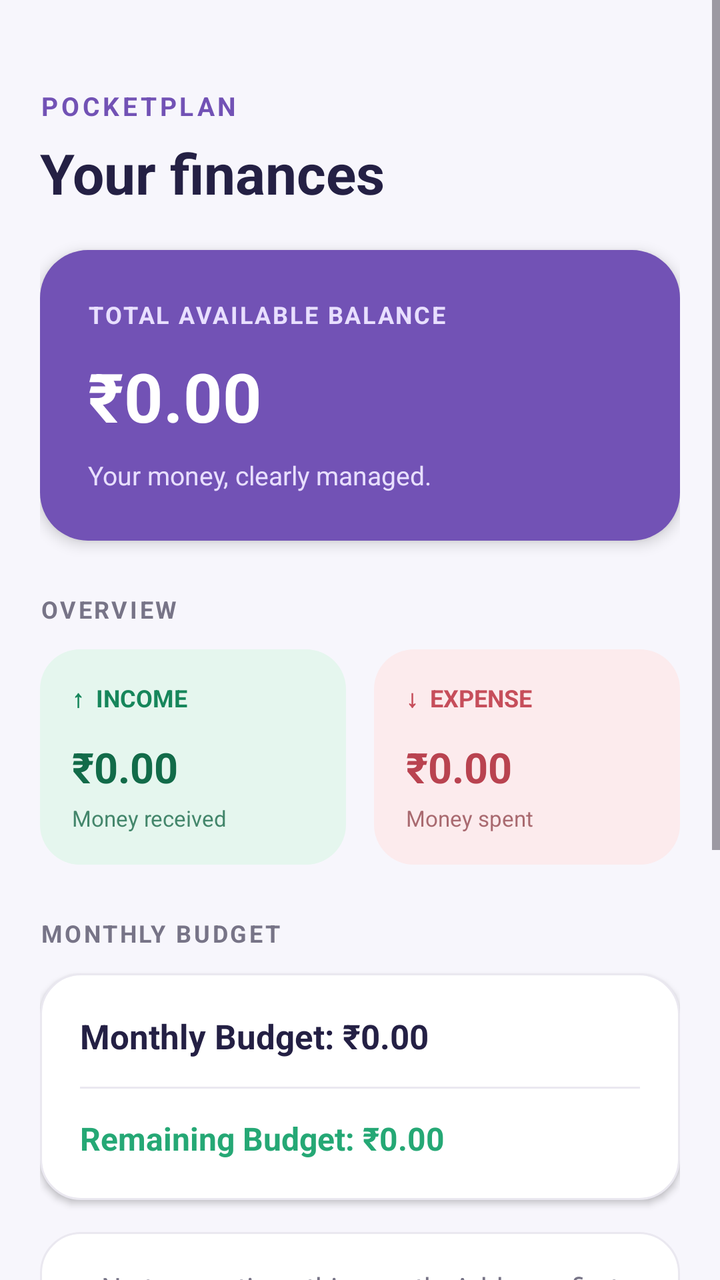
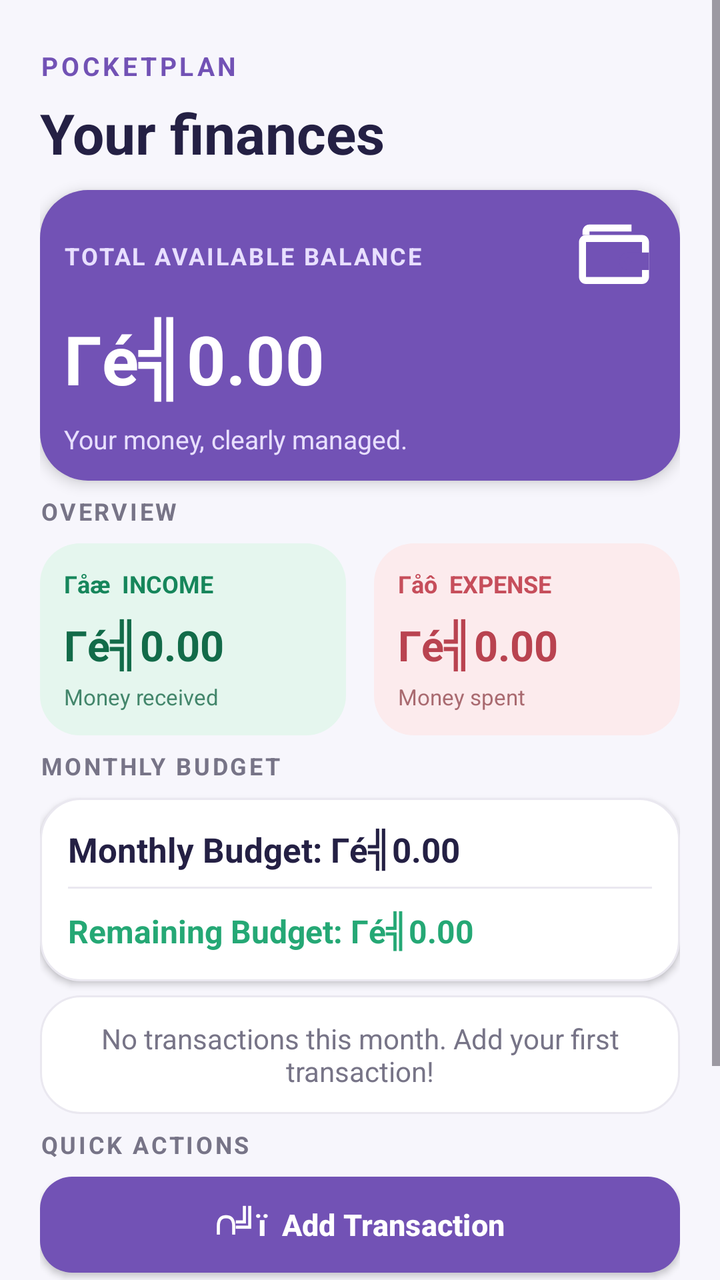

Compare the two renders of this Android layout. The source of the first and the diff that turns it into the second are given below.
<!-- AndroidManifest.xml: application theme Theme.PocketPlan -->
<!-- res/layout/fragment_dashboard.xml -->
<ScrollView xmlns:android="http://schemas.android.com/apk/res/android"
    android:layout_width="match_parent"
    android:layout_height="match_parent"
    android:background="@color/screen_background"
    android:fillViewport="true"
    android:clipToPadding="false">

    <LinearLayout
        android:layout_width="match_parent"
        android:layout_height="wrap_content"
        android:orientation="vertical"
        android:paddingStart="20dp" android:paddingTop="44dp" android:paddingEnd="20dp" android:paddingBottom="20dp">

        <TextView
            android:layout_width="wrap_content"
            android:layout_height="wrap_content"
            android:text="POCKETPLAN"
            android:textColor="@color/primary"
            android:textSize="13sp"
            android:textStyle="bold"
            android:letterSpacing="0.12"
            android:layout_marginBottom="6dp"/>

        <TextView
            android:layout_width="match_parent"
            android:layout_height="wrap_content"
            android:text="Your finances"
            android:textColor="@color/text_primary"
            android:textSize="28sp"
            android:textStyle="bold"
            android:fontFamily="sans"
            android:layout_marginBottom="20dp"/>

        <LinearLayout
            android:layout_width="match_parent"
            android:layout_height="wrap_content"
            android:orientation="vertical"
            android:background="@drawable/bg_pp_dashboard_hero"
            android:padding="24dp"
            android:elevation="4dp">

            <TextView
                android:layout_width="wrap_content"
                android:layout_height="wrap_content"
                android:text="TOTAL AVAILABLE BALANCE"
                android:textColor="#E8DFFF"
                android:textSize="12sp"
                android:textStyle="bold"
                android:letterSpacing="0.08"/>

            <TextView
                android:id="@+id/tvBalance"
                android:layout_width="match_parent"
                android:layout_height="wrap_content"
                android:text="₹0.00"
                android:textColor="#FFFFFF"
                android:textSize="34sp"
                android:textStyle="bold"
                android:fontFamily="sans"
                android:layout_marginTop="10dp"
                android:layout_marginBottom="8dp"/>

            <TextView
                android:layout_width="wrap_content"
                android:layout_height="wrap_content"
                android:text="Your money, clearly managed."
                android:textColor="#E8DFFF"
                android:textSize="13sp"/>

        </LinearLayout>

        <TextView
            android:layout_width="match_parent"
            android:layout_height="wrap_content"
            android:text="OVERVIEW"
            android:textColor="@color/text_secondary"
            android:textSize="12sp"
            android:textStyle="bold"
            android:letterSpacing="0.1"
            android:layout_marginTop="26dp"
            android:layout_marginBottom="12dp"/>

        <LinearLayout
            android:layout_width="match_parent"
            android:layout_height="wrap_content"
            android:orientation="horizontal">

            <LinearLayout
                android:layout_width="0dp"
                android:layout_height="wrap_content"
                android:layout_weight="1"
                android:layout_marginEnd="7dp"
                android:orientation="vertical"
                android:background="@drawable/bg_pp_dashboard_income"
                android:padding="16dp">

                <TextView
                    android:layout_width="wrap_content"
                    android:layout_height="wrap_content"
                    android:text="↑  INCOME"
                    android:textColor="#16865B"
                    android:textSize="12sp"
                    android:textStyle="bold"/>

                <TextView
                    android:id="@+id/tvTotalIncome"
                    android:layout_width="match_parent"
                    android:layout_height="wrap_content"
                    android:text="₹0.00"
                    android:textColor="#126B49"
                    android:textSize="21sp"
                    android:textStyle="bold"
                    android:layout_marginTop="12dp"
                    android:maxLines="1"
                    android:autoSizeTextType="uniform"
                    android:autoSizeMinTextSize="14sp"
                    android:autoSizeMaxTextSize="21sp"/>

                <TextView
                    android:layout_width="wrap_content"
                    android:layout_height="wrap_content"
                    android:text="Money received"
                    android:textColor="#43866B"
                    android:textSize="11sp"
                    android:layout_marginTop="4dp"/>

            </LinearLayout>

            <LinearLayout
                android:layout_width="0dp"
                android:layout_height="wrap_content"
                android:layout_weight="1"
                android:layout_marginStart="7dp"
                android:orientation="vertical"
                android:background="@drawable/bg_pp_dashboard_expense"
                android:padding="16dp">

                <TextView
                    android:layout_width="wrap_content"
                    android:layout_height="wrap_content"
                    android:text="↓  EXPENSE"
                    android:textColor="#C64E5B"
                    android:textSize="12sp"
                    android:textStyle="bold"/>

                <TextView
                    android:id="@+id/tvTotalExpense"
                    android:layout_width="match_parent"
                    android:layout_height="wrap_content"
                    android:text="₹0.00"
                    android:textColor="#B94350"
                    android:textSize="21sp"
                    android:textStyle="bold"
                    android:layout_marginTop="12dp"
                    android:maxLines="1"
                    android:autoSizeTextType="uniform"
                    android:autoSizeMinTextSize="14sp"
                    android:autoSizeMaxTextSize="21sp"/>

                <TextView
                    android:layout_width="wrap_content"
                    android:layout_height="wrap_content"
                    android:text="Money spent"
                    android:textColor="#A96A70"
                    android:textSize="11sp"
                    android:layout_marginTop="4dp"/>

            </LinearLayout>

        </LinearLayout>

        <TextView
            android:layout_width="match_parent"
            android:layout_height="wrap_content"
            android:text="MONTHLY BUDGET"
            android:textColor="@color/text_secondary"
            android:textSize="12sp"
            android:textStyle="bold"
            android:letterSpacing="0.1"
            android:layout_marginTop="26dp"
            android:layout_marginBottom="12dp"/>

        <LinearLayout
            android:layout_width="match_parent"
            android:layout_height="wrap_content"
            android:orientation="vertical"
            android:background="@drawable/bg_pp_dashboard_card"
            android:padding="20dp"
            android:elevation="2dp">

            <TextView
                android:id="@+id/tvMonthlyBudget"
                android:layout_width="match_parent"
                android:layout_height="wrap_content"
                android:text="Monthly Budget: ₹0.00"
                android:textColor="@color/text_primary"
                android:textSize="17sp"
                android:textStyle="bold"/>

            <View
                android:layout_width="match_parent"
                android:layout_height="1dp"
                android:background="@color/divider"
                android:layout_marginTop="14dp"
                android:layout_marginBottom="14dp"/>

            <TextView
                android:id="@+id/tvRemainingBudget"
                android:layout_width="match_parent"
                android:layout_height="wrap_content"
                android:text="Remaining Budget: ₹0.00"
                android:textColor="@color/income"
                android:textSize="16sp"
                android:textStyle="bold"/>

        </LinearLayout>

        <TextView
            android:id="@+id/tvEmptyState"
            android:layout_width="match_parent"
            android:layout_height="wrap_content"
            android:text="No transactions this month. Add your first transaction!"
            android:textColor="@color/text_secondary"
            android:textSize="14sp"
            android:gravity="center"
            android:background="@drawable/bg_pp_dashboard_card"
            android:padding="18dp"
            android:layout_marginTop="16dp"
            android:visibility="visible"/>

        <TextView
            android:layout_width="match_parent"
            android:layout_height="wrap_content"
            android:text="QUICK ACTIONS"
            android:textColor="@color/text_secondary"
            android:textSize="12sp"
            android:textStyle="bold"
            android:letterSpacing="0.1"
            android:layout_marginTop="26dp"
            android:layout_marginBottom="12dp"/>

        <Button
            android:id="@+id/btnAddTransaction"
            android:layout_width="match_parent"
            android:layout_height="54dp"
            android:text="＋  Add Transaction"
            android:textAllCaps="false"
            android:textStyle="bold"
            android:textSize="15sp"
            android:textColor="@color/white"
            android:background="@drawable/bg_pp_dashboard_button"
            android:stateListAnimator="@null"
            android:elevation="2dp"/>

        <Button
            android:id="@+id/btnTransactionHistory"
            android:layout_width="match_parent"
            android:layout_height="54dp"
            android:layout_marginTop="10dp"
            android:text="Transaction History"
            android:textAllCaps="false"
            android:textStyle="bold"
            android:textSize="15sp"
            android:textColor="@color/primary"
            android:backgroundTint="@color/primary_light"
            android:stateListAnimator="@null"/>

        <Button
            android:id="@+id/btnOpenBudget"
            android:layout_width="match_parent"
            android:layout_height="54dp"
            android:layout_marginTop="10dp"
            android:layout_marginBottom="20dp"
            android:text="Manage Monthly Budget"
            android:textAllCaps="false"
            android:textStyle="bold"
            android:textSize="15sp"
            android:textColor="@color/primary"
            android:backgroundTint="@color/primary_light"
            android:stateListAnimator="@null"/>

    </LinearLayout>
</ScrollView>
<!-- resources referenced by this layout -->
<resources>
  <color name="divider">#EAE8F0</color>
  <color name="income">#25A875</color>
  <color name="primary">#7252B5</color>
  <color name="primary_light">#EDE7F8</color>
  <color name="screen_background">#F7F6FC</color>
  <color name="text_primary">#242044</color>
  <color name="text_secondary">#777487</color>
  <color name="white">#FFFFFFFF</color>
  <!-- drawable bg_pp_dashboard_button (drawable) -->
  ﻿<shape xmlns:android="http://schemas.android.com/apk/res/android">
      <solid android:color="#7252B5"/>
      <corners android:radius="16dp"/>
  </shape>
  <!-- drawable bg_pp_dashboard_card (drawable) -->
  ﻿<shape xmlns:android="http://schemas.android.com/apk/res/android">
      <solid android:color="#FFFFFF"/>
      <corners android:radius="20dp"/>
      <stroke android:width="1dp" android:color="#EAE8F0"/>
  </shape>
  <!-- drawable bg_pp_dashboard_expense (drawable) -->
  ﻿<shape xmlns:android="http://schemas.android.com/apk/res/android">
      <solid android:color="#FCEBED"/>
      <corners android:radius="20dp"/>
  </shape>
  <!-- drawable bg_pp_dashboard_hero (drawable) -->
  ﻿<shape xmlns:android="http://schemas.android.com/apk/res/android">
      <solid android:color="#7252B5"/>
      <corners android:radius="24dp"/>
  </shape>
  <!-- drawable bg_pp_dashboard_income (drawable) -->
  ﻿<shape xmlns:android="http://schemas.android.com/apk/res/android">
      <solid android:color="#E5F6EE"/>
      <corners android:radius="20dp"/>
  </shape>
  <style name="Theme.PocketPlan" parent="Base.Theme.PocketPlan" />
  <style name="Base.Theme.PocketPlan" parent="Theme.Material3.Light.NoActionBar">
          <item name="colorPrimary">@color/primary</item>
          <item name="colorOnPrimary">@color/white</item>
          <item name="colorSecondary">@color/primary</item>
          <item name="colorOnSecondary">@color/white</item>
          <item name="colorTertiary">@color/income</item>
          <item name="colorError">@color/expense</item>
          <item name="android:colorAccent">@color/primary</item>
          <item name="android:windowBackground">@color/screen_background</item>
          <item name="android:statusBarColor">@color/screen_background</item>
          <item name="android:navigationBarColor">@color/screen_background</item>
          <item name="android:windowLightStatusBar">true</item>
      </style>
  <color name="expense">#E66C76</color>
</resources>

<!-- the commit's change to res/layout/fragment_dashboard.xml (unified diff, before → after) -->
@@ -9,7 +9,7 @@
         android:layout_width="match_parent"
         android:layout_height="wrap_content"
         android:orientation="vertical"
-        android:paddingStart="20dp" android:paddingTop="44dp" android:paddingEnd="20dp" android:paddingBottom="20dp">
+        android:paddingStart="20dp" android:paddingTop="24dp" android:paddingEnd="20dp" android:paddingBottom="12dp">
 
         <TextView
             android:layout_width="wrap_content"
@@ -29,35 +29,71 @@
             android:textSize="28sp"
             android:textStyle="bold"
             android:fontFamily="sans"
-            android:layout_marginBottom="20dp"/>
+            android:layout_marginBottom="10dp"/>
 
         <LinearLayout
             android:layout_width="match_parent"
             android:layout_height="wrap_content"
             android:orientation="vertical"
             android:background="@drawable/bg_pp_dashboard_hero"
-            android:padding="24dp"
+            android:padding="12dp"
             android:elevation="4dp">
 
-            <TextView
-                android:layout_width="wrap_content"
-                android:layout_height="wrap_content"
-                android:text="TOTAL AVAILABLE BALANCE"
-                android:textColor="#E8DFFF"
-                android:textSize="12sp"
-                android:textStyle="bold"
-                android:letterSpacing="0.08"/>
+            <LinearLayout
+
+                android:layout_width="match_parent"
+
+                android:layout_height="wrap_content"
+
+                android:orientation="horizontal"
+
+                android:gravity="center_vertical">
+
+
+                <TextView
+
+                    android:layout_width="0dp"
+
+                    android:layout_height="wrap_content"
+
+                    android:layout_weight="1"
+
+                    android:text="TOTAL AVAILABLE BALANCE"
+
+                    android:textColor="#E8DFFF"
+
+                    android:textSize="12sp"
+
+                    android:textStyle="bold"
+
+                    android:letterSpacing="0.08"/>
+
+
+                <ImageView
+
+                    android:layout_width="42dp"
+
+                    android:layout_height="42dp"
+
+                    android:src="@drawable/ic_wallet_white"
+
+                    android:contentDescription="Wallet"
+
+                    android:scaleType="fitCenter"/>
+
+
+            </LinearLayout>
 
             <TextView
                 android:id="@+id/tvBalance"
                 android:layout_width="match_parent"
                 android:layout_height="wrap_content"
-                android:text="₹0.00"
+                android:text="Γé╣0.00"
                 android:textColor="#FFFFFF"
                 android:textSize="34sp"
                 android:textStyle="bold"
                 android:fontFamily="sans"
-                android:layout_marginTop="10dp"
+                android:layout_marginTop="7dp"
                 android:layout_marginBottom="8dp"/>
 
             <TextView
@@ -77,8 +113,8 @@
             android:textSize="12sp"
             android:textStyle="bold"
             android:letterSpacing="0.1"
-            android:layout_marginTop="26dp"
-            android:layout_marginBottom="12dp"/>
+            android:layout_marginTop="7dp"
+            android:layout_marginBottom="8dp"/>
 
         <LinearLayout
             android:layout_width="match_parent"
@@ -92,12 +128,12 @@
                 android:layout_marginEnd="7dp"
                 android:orientation="vertical"
                 android:background="@drawable/bg_pp_dashboard_income"
-                android:padding="16dp">
+                android:padding="12dp">
 
                 <TextView
                     android:layout_width="wrap_content"
                     android:layout_height="wrap_content"
-                    android:text="↑  INCOME"
+                    android:text="Γåæ  INCOME"
                     android:textColor="#16865B"
                     android:textSize="12sp"
                     android:textStyle="bold"/>
@@ -106,11 +142,11 @@
                     android:id="@+id/tvTotalIncome"
                     android:layout_width="match_parent"
                     android:layout_height="wrap_content"
-                    android:text="₹0.00"
+                    android:text="Γé╣0.00"
                     android:textColor="#126B49"
                     android:textSize="21sp"
                     android:textStyle="bold"
-                    android:layout_marginTop="12dp"
+                    android:layout_marginTop="8dp"
                     android:maxLines="1"
                     android:autoSizeTextType="uniform"
                     android:autoSizeMinTextSize="14sp"
@@ -133,12 +169,12 @@
                 android:layout_marginStart="7dp"
                 android:orientation="vertical"
                 android:background="@drawable/bg_pp_dashboard_expense"
-                android:padding="16dp">
+                android:padding="12dp">
 
                 <TextView
                     android:layout_width="wrap_content"
                     android:layout_height="wrap_content"
-                    android:text="↓  EXPENSE"
+                    android:text="Γåô  EXPENSE"
                     android:textColor="#C64E5B"
                     android:textSize="12sp"
                     android:textStyle="bold"/>
@@ -147,11 +183,11 @@
                     android:id="@+id/tvTotalExpense"
                     android:layout_width="match_parent"
                     android:layout_height="wrap_content"
-                    android:text="₹0.00"
+                    android:text="Γé╣0.00"
                     android:textColor="#B94350"
                     android:textSize="21sp"
                     android:textStyle="bold"
-                    android:layout_marginTop="12dp"
+                    android:layout_marginTop="8dp"
                     android:maxLines="1"
                     android:autoSizeTextType="uniform"
                     android:autoSizeMinTextSize="14sp"
@@ -177,22 +213,22 @@
             android:textSize="12sp"
             android:textStyle="bold"
             android:letterSpacing="0.1"
-            android:layout_marginTop="26dp"
-            android:layout_marginBottom="12dp"/>
+            android:layout_marginTop="7dp"
+            android:layout_marginBottom="8dp"/>
 
         <LinearLayout
             android:layout_width="match_parent"
             android:layout_height="wrap_content"
             android:orientation="vertical"
             android:background="@drawable/bg_pp_dashboard_card"
-            android:padding="20dp"
+            android:padding="14dp"
             android:elevation="2dp">
 
             <TextView
                 android:id="@+id/tvMonthlyBudget"
                 android:layout_width="match_parent"
                 android:layout_height="wrap_content"
-                android:text="Monthly Budget: ₹0.00"
+                android:text="Monthly Budget: Γé╣0.00"
                 android:textColor="@color/text_primary"
                 android:textSize="17sp"
                 android:textStyle="bold"/>
@@ -201,14 +237,14 @@
                 android:layout_width="match_parent"
                 android:layout_height="1dp"
                 android:background="@color/divider"
-                android:layout_marginTop="14dp"
-                android:layout_marginBottom="14dp"/>
+                android:layout_marginTop="7dp"
+                android:layout_marginBottom="10dp"/>
 
             <TextView
                 android:id="@+id/tvRemainingBudget"
                 android:layout_width="match_parent"
                 android:layout_height="wrap_content"
-                android:text="Remaining Budget: ₹0.00"
+                android:text="Remaining Budget: Γé╣0.00"
                 android:textColor="@color/income"
                 android:textSize="16sp"
                 android:textStyle="bold"/>
@@ -224,8 +260,8 @@
             android:textSize="14sp"
             android:gravity="center"
             android:background="@drawable/bg_pp_dashboard_card"
-            android:padding="18dp"
-            android:layout_marginTop="16dp"
+            android:padding="12dp"
+            android:layout_marginTop="7dp"
             android:visibility="visible"/>
 
         <TextView
@@ -236,14 +272,14 @@
             android:textSize="12sp"
             android:textStyle="bold"
             android:letterSpacing="0.1"
-            android:layout_marginTop="26dp"
-            android:layout_marginBottom="12dp"/>
+            android:layout_marginTop="7dp"
+            android:layout_marginBottom="8dp"/>
 
         <Button
             android:id="@+id/btnAddTransaction"
             android:layout_width="match_parent"
-            android:layout_height="54dp"
-            android:text="＋  Add Transaction"
+            android:layout_height="48dp"
+            android:text="∩╝ï  Add Transaction"
             android:textAllCaps="false"
             android:textStyle="bold"
             android:textSize="15sp"
@@ -255,8 +291,8 @@
         <Button
             android:id="@+id/btnTransactionHistory"
             android:layout_width="match_parent"
-            android:layout_height="54dp"
-            android:layout_marginTop="10dp"
+            android:layout_height="48dp"
+            android:layout_marginTop="7dp"
             android:text="Transaction History"
             android:textAllCaps="false"
             android:textStyle="bold"
@@ -268,9 +304,9 @@
         <Button
             android:id="@+id/btnOpenBudget"
             android:layout_width="match_parent"
-            android:layout_height="54dp"
-            android:layout_marginTop="10dp"
-            android:layout_marginBottom="20dp"
+            android:layout_height="48dp"
+            android:layout_marginTop="7dp"
+            android:layout_marginBottom="10dp"
             android:text="Manage Monthly Budget"
             android:textAllCaps="false"
             android:textStyle="bold"
<!-- resource entries referenced after the edit -->
@@ -34,6 +34,25 @@
       <solid android:color="#E5F6EE"/>
       <corners android:radius="20dp"/>
   </shape>
+  <!-- drawable ic_wallet_white (drawable) -->
+  ﻿<vector xmlns:android="http://schemas.android.com/apk/res/android"
+      android:width="48dp"
+      android:height="48dp"
+      android:viewportWidth="24"
+      android:viewportHeight="24">
+  
+      <path
+          android:fillColor="#FFFFFF"
+          android:pathData="M20,6H4C2.9,6 2,6.9 2,8V18C2,19.1 2.9,20 4,20H20C21.1,20 22,19.1 22,18V8C22,6.9 21.1,6 20,6ZM20,18H4V8H20V18Z"/>
+  
+      <path
+          android:fillColor="#FFFFFF"
+          android:pathData="M17,3H5C3.9,3 3,3.9 3,5V6H5V5H17V3Z"/>
+  
+      <path
+          android:fillColor="#7252B5"
+          android:pathData="M16,11H22V16H16C14.6,16 13.5,14.9 13.5,13.5S14.6,11 16,11ZM16,14.5A1,1 0,1 0,16 12.5A1,1 0,0 0,16 14.5Z"/>
+  </vector>
   <style name="Theme.PocketPlan" parent="Base.Theme.PocketPlan" />
   <style name="Base.Theme.PocketPlan" parent="Theme.Material3.Light.NoActionBar">
           <item name="colorPrimary">@color/primary</item>
